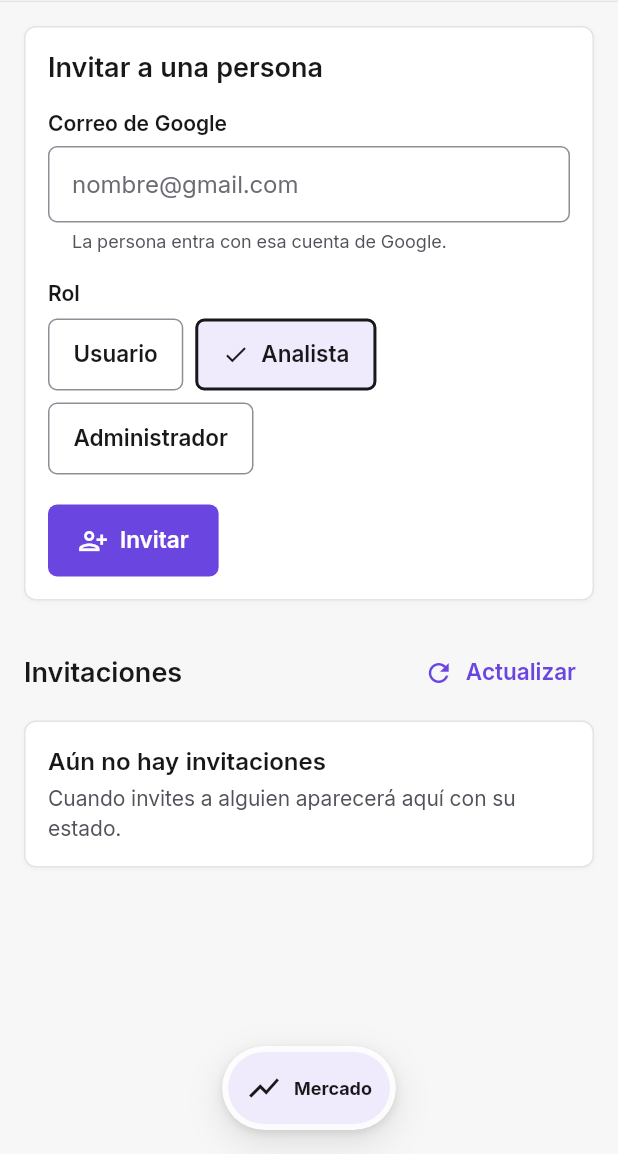
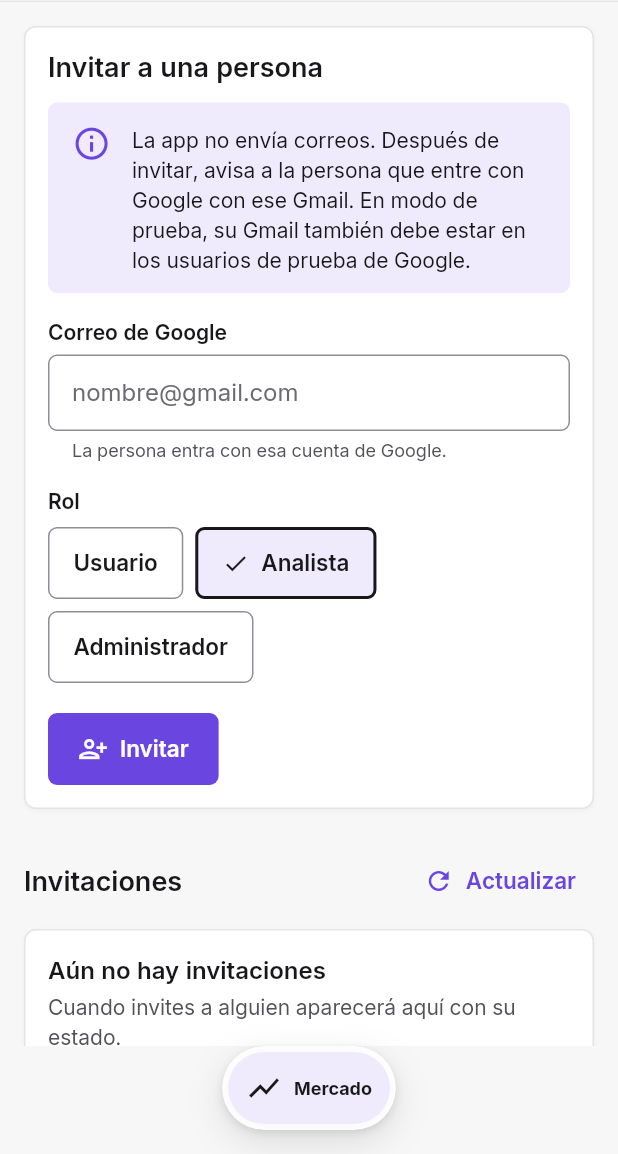
Before and after one commit to riverbonilla1504/NASTOCK, a Flutter app: the PaginaInvitaciones screen opened by its route, after a tap on "Analista", on a phone screen of 412 x 824 dp, the part 82-1236 px from its top. Run offline on Flutter 3.47's test engine with Material 3 defaults, Android fonts, the phone set to English and light mode, and no system bars; our stand-ins replace flutter_riverpod, flutter_secure_storage, go_router, google_sign_in, supabase_flutter; accounts and stored records are empty.

Commit message:
Aclara en el formulario de invitaciones que la app no envía correos (#20)

```diff
--- a/lib/features/admin/usuarios/presentation/formulario_de_invitacion.dart
+++ b/lib/features/admin/usuarios/presentation/formulario_de_invitacion.dart
@@ -1,8 +1,9 @@
 /// Formulario para invitar a una persona: correo de Google, rol y, solo para
 /// Usuario, cupo inicial (HU-003, PM-50).
 ///
-/// El sistema no envía correos: al crear la invitación, el aviso recuerda que el
-/// Administrador debe avisar por los canales internos (docs/04 §4.1). El cupo
+/// La app no envía correos (docs/04 §4.1): una ayuda fija lo dice antes de invitar y,
+/// al crear la invitación, el aviso de éxito repite a quién y con qué rol se invitó y
+/// recuerda que el Administrador debe avisar a la persona. El cupo
 /// inicial es solo una intención hasta que la persona entra (docs/02 §11, RN-18).
 library;
 
@@ -38,6 +39,9 @@ class FormularioDeInvitacion extends ConsumerStatefulWidget {
   static const Key claveDelAvisoDeCreada = Key('invitacion-creada');
   static const Key claveDelAvisoDeError = Key('invitacion-error');
 
+  /// Ayuda fija del formulario: la app no envía correos (docs/04 §4.1).
+  static const Key claveDeLaAyuda = Key('invitacion-ayuda');
+
   @override
   ConsumerState<FormularioDeInvitacion> createState() =>
       _FormularioDeInvitacionState();
@@ -53,6 +57,9 @@ class _FormularioDeInvitacionState
   String? _errorDelCupo;
   Object? _error;
   Invitacion? _creada;
+
+  /// El lugar donde salen el resultado y el error, para llevarlo a la vista.
+  final _claveDelResultado = GlobalKey();
 
   @override
   void dispose() {
@@ -111,12 +118,28 @@ class _FormularioDeInvitacionState
       _correo.clear();
       _cupo.clear();
       setState(() => _creada = invitacion);
+      _llevarElResultadoALaVista();
     } catch (error) {
       if (!mounted) return;
       setState(() => _error = error);
+      _llevarElResultadoALaVista();
     } finally {
       if (mounted) setState(() => _enviando = false);
     }
+  }
+
+  /// En el teléfono el resultado queda debajo del botón y, con el teclado abierto o
+  /// la pantalla corta, fuera de la vista: se baja hasta él para que se lea.
+  void _llevarElResultadoALaVista() {
+    WidgetsBinding.instance.addPostFrameCallback((_) {
+      final contexto = _claveDelResultado.currentContext;
+      if (!mounted || contexto == null) return;
+      Scrollable.ensureVisible(
+        contexto,
+        duration: Duration.zero,
+        alignmentPolicy: ScrollPositionAlignmentPolicy.keepVisibleAtEnd,
+      );
+    });
   }
 
   @override
@@ -129,6 +152,15 @@ class _FormularioDeInvitacionState
         Semantics(
           header: true,
           child: Text('Invitar a una persona', style: textos.titleLarge),
+        ),
+        const SizedBox(height: Espacio.x3),
+        const AvisoEnLinea(
+          key: FormularioDeInvitacion.claveDeLaAyuda,
+          tipo: TipoAviso.informacion,
+          mensaje:
+              'La app no envía correos. Después de invitar, avisa a la persona '
+              'que entre con Google con ese Gmail. En modo de prueba, su Gmail '
+              'también debe estar en los usuarios de prueba de Google.',
         ),
         const SizedBox(height: Espacio.x4),
         Campo(
@@ -186,6 +218,10 @@ class _FormularioDeInvitacionState
             alPresionar: _enviar,
           ),
         ),
+        Column(
+          key: _claveDelResultado,
+          crossAxisAlignment: CrossAxisAlignment.stretch,
+          children: [
             if (_error != null) ...[
               const SizedBox(height: Espacio.x4),
               AvisoEnLinea.deError(
@@ -200,11 +236,14 @@ class _FormularioDeInvitacionState
                 tipo: TipoAviso.exito,
                 titulo: 'Invitación creada',
                 mensaje:
-                '${_creada!.email} puede entrar con su cuenta de Google hasta '
-                'el ${formatearFechaHora(_creada!.expiraEn)}. El sistema no '
-                'envía correos: avísale por los canales internos.',
+                    'Invitación creada para ${_creada!.email} como '
+                    '${etiquetaDeRol(_creada!.rol)}. La app no envía correos: '
+                    'avísale que entre con Google con ese Gmail antes del '
+                    '${formatearFechaHora(_creada!.expiraEn)}.',
               ),
             ],
+          ],
+        ),
       ],
     );
   }
```
Also changed, not shown: 1 other file. Lines whose indentation alone changed are shown as unchanged.
